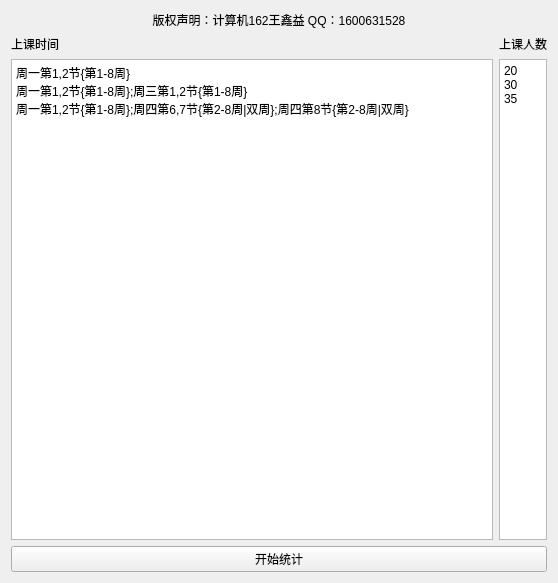
Above: mainwindow.ui from iwxyi/MealCount before the change. Below: the same form after it.
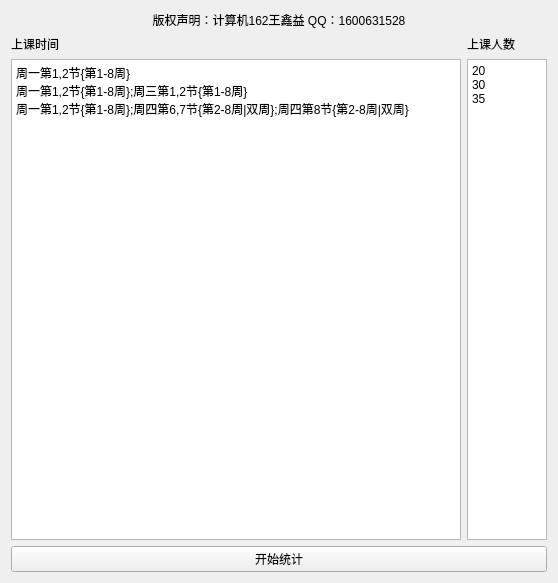
That is the form after the change.

Commit message: 支持“（单）（双）”格式

Diff of the .ui file:
```diff
--- a/mainwindow.ui
+++ b/mainwindow.ui
@@ -77,6 +77,12 @@
             <verstretch>0</verstretch>
            </sizepolicy>
           </property>
+          <property name="minimumSize">
+           <size>
+            <width>80</width>
+            <height>0</height>
+           </size>
+          </property>
           <property name="toolTip">
            <string>&lt;html&gt;&lt;head/&gt;&lt;body&gt;&lt;p&gt;一行一个数字，例如：&lt;/p&gt;&lt;p&gt;20&lt;/p&gt;&lt;p&gt;30&lt;/p&gt;&lt;p&gt;40&lt;/p&gt;&lt;/body&gt;&lt;/html&gt;</string>
           </property>
```
Left out of the diff: 6 changed lines with no effect on the pictures. The commit also changes 2 other files.
